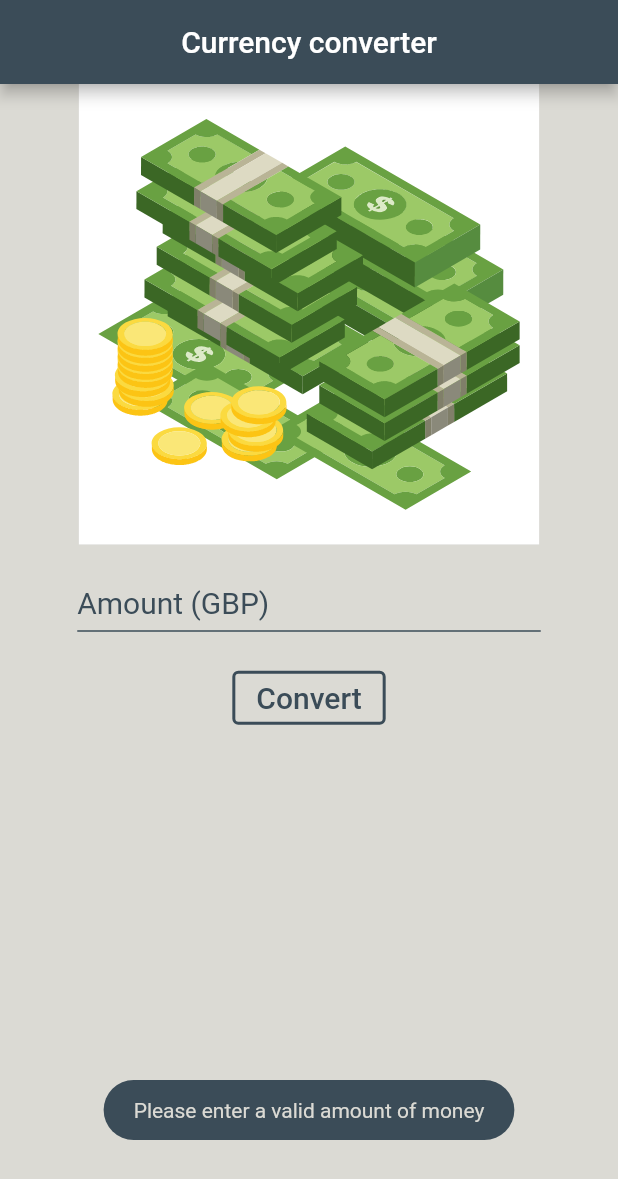
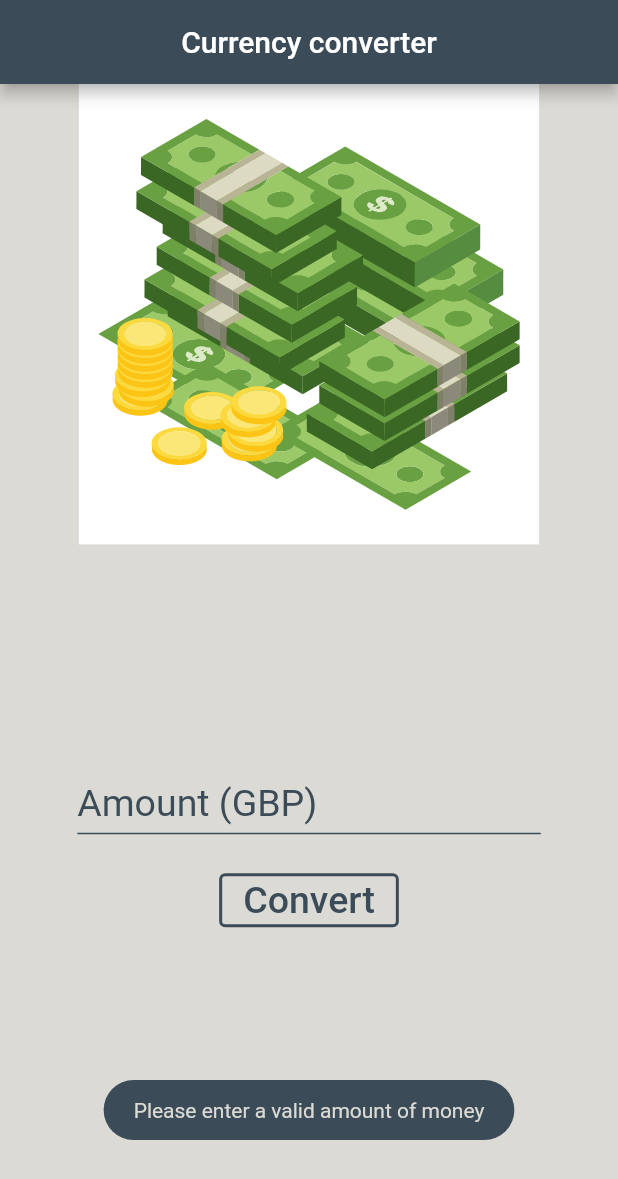
Before and after one commit to golo1999/FlutterApp-CurrencyConverter, a Flutter app: the screen it shows after launch, after a tap on "Convert", on a phone screen of 412 x 824 dp. Shown: the top 1179 px of the screen. Run offline on Flutter 3.47's test engine with Material 2 defaults, Android fonts, the phone set to English and light mode, and no system bars; our stand-ins replace flutter_svg, fluttertoast.

Commit message:
Update main.dart

```diff
--- a/lib/main.dart
+++ b/lib/main.dart
@@ -31,6 +31,12 @@ class _CurrencyConverterAppState extends State<CurrencyConverterApp>
   {
     if(_textFieldController.text.length > 0)
       _textFieldController.clear();
+
+    setState(()
+    {
+      if(_convertedValue.trim().isNotEmpty)
+        _convertedValue = "";
+    });
   }
 
   double convertToRON(double amountOfMoney)
@@ -116,33 +122,14 @@ class _CurrencyConverterAppState extends State<CurrencyConverterApp>
 
   bool inputIsOK(String inputValue)
   {
-    int currentPosition = -1;
+    bool ok = true;
 
     if(inputValue.length == 0) // it's not ok if the input has no characters
-      return false;
+      ok = false;
+    else if(inputValue[inputValue.length - 1] == '.') // it's not ok if the last character of the input is a dot
+      ok = false;
 
-    if(inputValue.length == 1 && inputValue[0] != '.') // it's not ok if the input has 1 character and it's a dot
-      return true;
-
-    if(inputValue[0] == '0' && inputValue[1] != '.') // it's not ok if the first character is 0 and the second one isn't a dot (e.g: 01234)
-      return false;
-
-    if(inputValue[inputValue.length - 1] == '.') // it's not ok if the last character of the input is a dot
-      return false;
-
-    inputValue.runes.forEach((element) // looping through input's characters
-    {
-      var character = new String.fromCharCode(element);
-      ++currentPosition;
-
-      if(currentPosition == 0 && character == '.') // it's not ok if the first character is a dot (e.g: .1234)
-        return false;
-    });
-
-    if(getNumberOfDots(inputValue) > 1) // it's not ok if the input has more than one dot
-      return false;
-
-    return true;
+    return ok;
   }
 
   void checkIfThereIsSomethingWrongWithTheInput(String input)
@@ -180,6 +167,7 @@ class _CurrencyConverterAppState extends State<CurrencyConverterApp>
         if(getNumberOfDecimals(inputValue) > 2)
           inputValue = handleLimitFirstTwoDecimals(inputValue);
 
+        inputValue += " RON";
         _convertedValue = inputValue;
       }
       else
@@ -229,7 +217,7 @@ class _CurrencyConverterAppState extends State<CurrencyConverterApp>
                   color: _secondaryColor,
                   child: Expanded(
                     child: Column(
-                      mainAxisAlignment: MainAxisAlignment.start,
+                      mainAxisAlignment: MainAxisAlignment.spaceEvenly,
                       crossAxisAlignment: CrossAxisAlignment.stretch,
                       children: [
                         FractionallySizedBox(
@@ -247,7 +235,7 @@ class _CurrencyConverterAppState extends State<CurrencyConverterApp>
                                     hintText: '$_textFieldHint',
                                     hintStyle: TextStyle(
                                       color: _primaryColor,
-                                      fontSize: 20
+                                      fontSize: 25
                                     ),
                                     suffix: IconButton(
                                       icon: Icon(Icons.clear),
@@ -259,7 +247,7 @@ class _CurrencyConverterAppState extends State<CurrencyConverterApp>
                                   keyboardType: TextInputType.numberWithOptions(decimal: true),
                                   style: TextStyle(
                                     color: _primaryColor,
-                                    fontSize: 20
+                                    fontSize: 25
                                   ),
                                   inputFormatters: [FilteringTextInputFormatter.allow(RegExp('$_textFieldRegex'))],
                                 ),
@@ -281,7 +269,7 @@ class _CurrencyConverterAppState extends State<CurrencyConverterApp>
                                         '$_convertButtonText',
                                         style: TextStyle(
                                           color: _primaryColor,
-                                          fontSize: 20,
+                                          fontSize: 25,
                                         ),
                                       ),
                                     ),
@@ -294,9 +282,10 @@ class _CurrencyConverterAppState extends State<CurrencyConverterApp>
                                   "$_convertedValue",
                                   style: TextStyle(
                                     color: _primaryColor,
-                                    fontSize: 20,
+                                    fontSize: 30,
                                     fontWeight: FontWeight.bold,
                                   ),
+                                textAlign: TextAlign.center,
                                 ),
                               )
                             ],
@@ -315,3 +304,5 @@ class _CurrencyConverterAppState extends State<CurrencyConverterApp>
     );
   }
 }
+
+// https://stackoverflow.com/questions/52738610/flutter-mainaxisalignment-spaceevenly-not-working-on-multiple-flexrow-column
```
